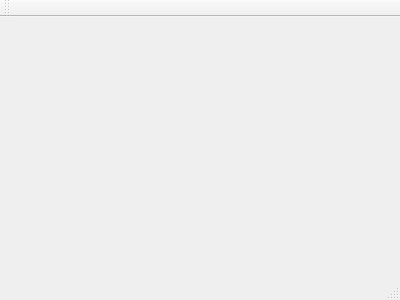
Qt form torrifywindow.ui (ashenwolf/torrify) before a commit.
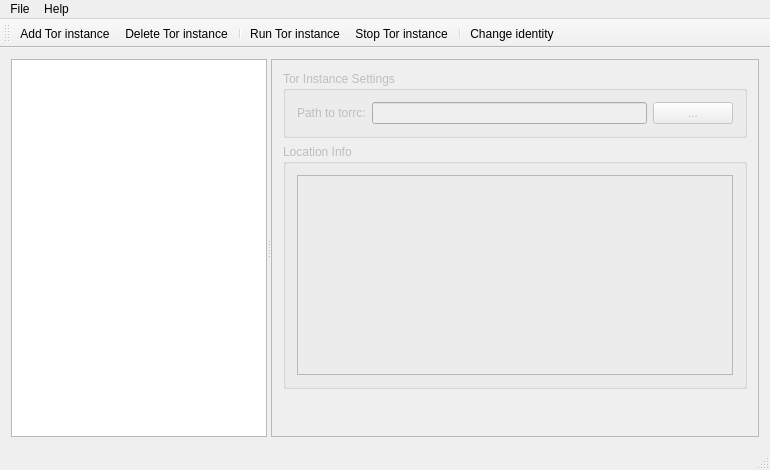
The same form after that commit.

Commit message: added main form

The edit to the form file:
```diff
--- a/torrifywindow.ui
+++ b/torrifywindow.ui
@@ -1,24 +1,220 @@
 <ui version="4.0">
  <class>TorrifyWindow</class>
- <widget class="QMainWindow" name="TorrifyWindow" >
-  <property name="geometry" >
+ <widget class="QMainWindow" name="TorrifyWindow">
+  <property name="geometry">
    <rect>
     <x>0</x>
     <y>0</y>
-    <width>400</width>
-    <height>300</height>
+    <width>770</width>
+    <height>470</height>
    </rect>
   </property>
   <property name="windowTitle" >
    <string>TorrifyWindow</string>
   </property>
-  <widget class="QMenuBar" name="menuBar" />
-  <widget class="QToolBar" name="mainToolBar" />
-  <widget class="QWidget" name="centralWidget" />
-  <widget class="QStatusBar" name="statusBar" />
+  <widget class="QWidget" name="centralWidget">
+   <layout class="QHBoxLayout" name="horizontalLayout_3">
+    <item>
+     <widget class="QSplitter" name="splitter">
+      <property name="orientation">
+       <enum>Qt::Horizontal</enum>
+      </property>
+      <widget class="QTreeView" name="treeView">
+       <property name="sizePolicy">
+        <sizepolicy hsizetype="Minimum" vsizetype="Minimum">
+         <horstretch>0</horstretch>
+         <verstretch>0</verstretch>
+        </sizepolicy>
+       </property>
+      </widget>
+      <widget class="QFrame" name="settingsFrame">
+       <property name="enabled">
+        <bool>false</bool>
+       </property>
+       <property name="sizePolicy">
+        <sizepolicy hsizetype="Expanding" vsizetype="Expanding">
+         <horstretch>1</horstretch>
+         <verstretch>0</verstretch>
+        </sizepolicy>
+       </property>
+       <property name="frameShape">
+        <enum>QFrame::StyledPanel</enum>
+       </property>
+       <property name="frameShadow">
+        <enum>QFrame::Raised</enum>
+       </property>
+       <layout class="QVBoxLayout" name="verticalLayout">
+        <item>
+         <widget class="QGroupBox" name="settingsBox">
+          <property name="title">
+           <string>Tor Instance Settings</string>
+          </property>
+          <layout class="QFormLayout" name="formLayout">
+           <item row="0" column="0">
+            <widget class="QLabel" name="torrcLabel">
+             <property name="text">
+              <string>Path to torrc:</string>
+             </property>
+            </widget>
+           </item>
+           <item row="0" column="1">
+            <layout class="QHBoxLayout" name="horizontalLayout">
+             <item>
+              <widget class="QLineEdit" name="lineEdit"/>
+             </item>
+             <item>
+              <widget class="QPushButton" name="browseButton">
+               <property name="minimumSize">
+                <size>
+                 <width>24</width>
+                 <height>4</height>
+                </size>
+               </property>
+               <property name="text">
+                <string>...</string>
+               </property>
+               <property name="default">
+                <bool>false</bool>
+               </property>
+               <property name="flat">
+                <bool>false</bool>
+               </property>
+              </widget>
+             </item>
+            </layout>
+           </item>
+          </layout>
+         </widget>
+        </item>
+        <item>
+         <widget class="QGroupBox" name="locationBox">
+          <property name="title">
+           <string>Location Info</string>
+          </property>
+          <layout class="QHBoxLayout" name="horizontalLayout_2">
+           <item>
+            <widget class="QFrame" name="frame_2">
+             <property name="minimumSize">
+              <size>
+               <width>200</width>
+               <height>200</height>
+              </size>
+             </property>
+             <property name="frameShape">
+              <enum>QFrame::StyledPanel</enum>
+             </property>
+             <property name="frameShadow">
+              <enum>QFrame::Raised</enum>
+             </property>
+            </widget>
+           </item>
+          </layout>
+         </widget>
+        </item>
+        <item>
+         <spacer name="verticalSpacer">
+          <property name="orientation">
+           <enum>Qt::Vertical</enum>
+          </property>
+          <property name="sizeHint" stdset="0">
+           <size>
+            <width>20</width>
+            <height>62</height>
+           </size>
+          </property>
+         </spacer>
+        </item>
+       </layout>
+      </widget>
+     </widget>
+    </item>
+   </layout>
+  </widget>
+  <widget class="QMenuBar" name="menuBar">
+   <property name="geometry">
+    <rect>
+     <x>0</x>
+     <y>0</y>
+     <width>770</width>
+     <height>21</height>
+    </rect>
+   </property>
+   <widget class="QMenu" name="menuFile">
+    <property name="title">
+     <string>File</string>
+    </property>
+    <addaction name="actionExit"/>
+   </widget>
+   <widget class="QMenu" name="menuHelp">
+    <property name="title">
+     <string>Help</string>
+    </property>
+    <addaction name="actionAbout"/>
+   </widget>
+   <addaction name="menuFile"/>
+   <addaction name="menuHelp"/>
+  </widget>
+  <widget class="QToolBar" name="mainToolBar">
+   <attribute name="toolBarArea">
+    <enum>TopToolBarArea</enum>
+   </attribute>
+   <attribute name="toolBarBreak">
+    <bool>false</bool>
+   </attribute>
+   <addaction name="actionAdd_Tor_instance"/>
+   <addaction name="actionDelete_Tor_instance"/>
+   <addaction name="separator"/>
+   <addaction name="actionRun_Tor_instance"/>
+   <addaction name="actionStop_Tor_instance"/>
+   <addaction name="separator"/>
+   <addaction name="actionChange_identity"/>
+  </widget>
+  <widget class="QStatusBar" name="statusBar"/>
+  <action name="actionAdd_Tor_instance">
+   <property name="checkable">
+    <bool>false</bool>
+   </property>
+   <property name="text">
+    <string>Add Tor instance</string>
+   </property>
+  </action>
+  <action name="actionDelete_Tor_instance">
+   <property name="text">
+    <string>Delete Tor instance</string>
+   </property>
+  </action>
+  <action name="actionRun_Tor_instance">
+   <property name="text">
+    <string>Run Tor instance</string>
+   </property>
+  </action>
+  <action name="actionStop_Tor_instance">
+   <property name="text">
+    <string>Stop Tor instance</string>
+   </property>
+  </action>
+  <action name="actionChange_identity">
+   <property name="text">
+    <string>Change identity</string>
+   </property>
+  </action>
+  <action name="actionExit">
+   <property name="text">
+    <string>Exit</string>
+   </property>
+  </action>
+  <action name="actionAbout">
+   <property name="text">
+    <string>About</string>
+   </property>
+  </action>
+  <action name="actionBrowseForTorrc">
+   <property name="text">
+    <string>browseForTorrc</string>
+   </property>
+  </action>
  </widget>
- <layoutDefault spacing="6" margin="11" />
- <pixmapfunction></pixmapfunction>
+ <layoutdefault spacing="6" margin="11"/>
  <resources/>
  <connections/>
 </ui>
```
Left out of the diff: 24 changed lines with no effect on the pictures. The commit also changes 5 other files.
